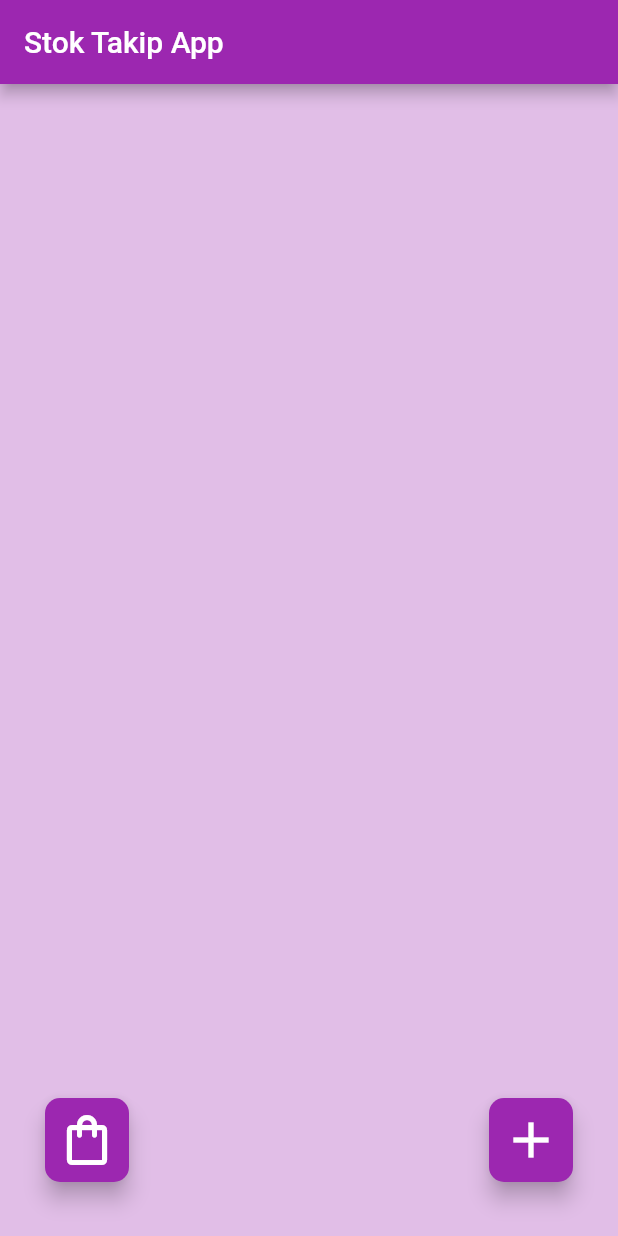
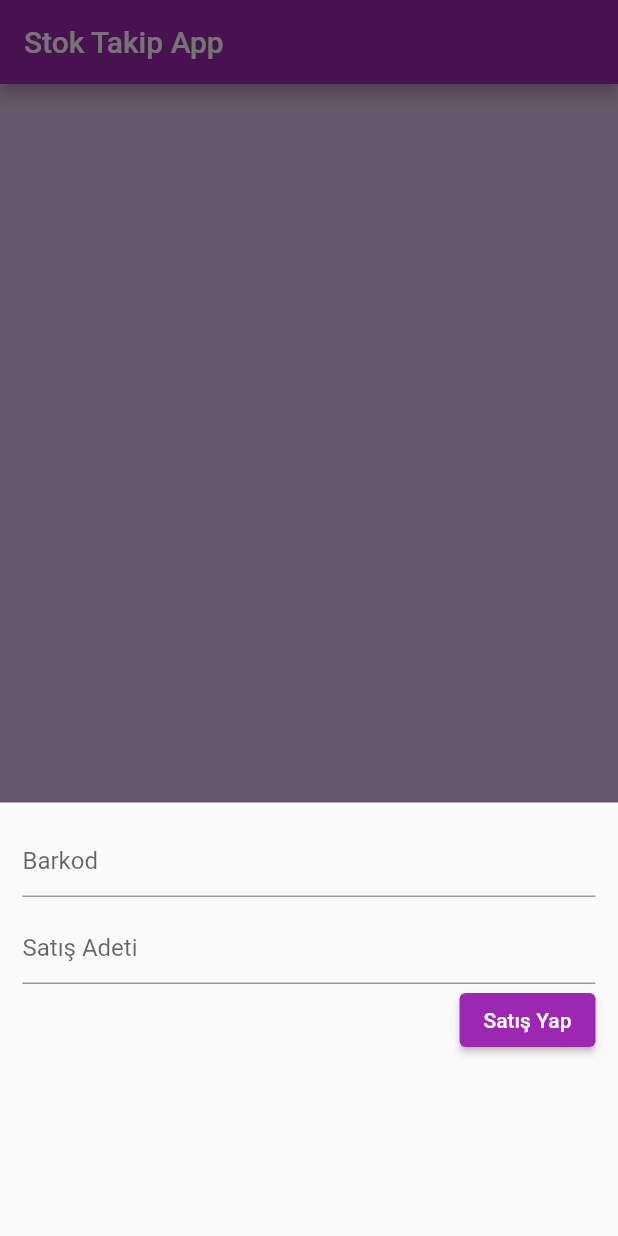
Before and after one commit to CaferPoyrazoglu/flutter_stok_app, a Flutter app: the screen it shows after launch, after a tap on the "shopping bag" icon, on a phone screen of 412 x 824 dp. Run offline on Flutter 3.47's test engine with Material 2 defaults, Android fonts, the light colour scheme and no system bars; our stand-ins replace sqflite; accounts and stored records are empty.

Commit message:
son asama

```diff
--- a/lib/main.dart
+++ b/lib/main.dart
@@ -55,6 +55,7 @@ class _HomePageState extends State<HomePage> {
   final TextEditingController _descriptionController = TextEditingController();
   final TextEditingController _stokController = TextEditingController();
   final TextEditingController _barkodController = TextEditingController();
+  final TextEditingController _adetController = TextEditingController();
 
   // This function will be triggered when the floating button is pressed
   // It will also be triggered when you want to update an item
@@ -141,6 +142,47 @@ class _HomePageState extends State<HomePage> {
             ));
   }
 
+  void _showSatis() async {
+    showModalBottomSheet(
+        context: context,
+        elevation: 5,
+        isScrollControlled: true,
+        builder: (_) => Container(
+              padding: EdgeInsets.only(
+                top: 15,
+                left: 15,
+                right: 15,
+                // this will prevent the soft keyboard from covering the text fields
+                bottom: MediaQuery.of(context).viewInsets.bottom + 120,
+              ),
+              child: Column(
+                mainAxisSize: MainAxisSize.min,
+                crossAxisAlignment: CrossAxisAlignment.end,
+                children: [
+                  TextField(
+                    controller: _barkodController,
+                    decoration: const InputDecoration(hintText: 'Barkod'),
+                  ),
+                  const SizedBox(
+                    height: 10,
+                  ),
+                  TextField(
+                      controller: _adetController,
+                      decoration:
+                          const InputDecoration(hintText: 'Satış Adeti'),
+                      keyboardType: TextInputType.number),
+                  ElevatedButton(
+                    onPressed: () async {
+                      _urunSat(_barkodController.text,
+                          int.parse(_adetController.text));
+                    },
+                    child: const Text('Satış Yap'),
+                  )
+                ],
+              ),
+            ));
+  }
+
 // Insert a new journal to the database
   Future<void> _addItem() async {
     await SQLHelper.createItem(
@@ -160,6 +202,12 @@ class _HomePageState extends State<HomePage> {
         int.parse(_stokController.text),
         _barkodController.text);
     _refreshJournals();
+  }
+
+  Future<void> _urunSat(String barkod, int adet) async {
+    await SQLHelper.satisYap(barkod, adet);
+    _refreshJournals();
+    setState(() {});
   }
 
   // Delete an item
@@ -213,8 +261,7 @@ class _HomePageState extends State<HomePage> {
                               style: const TextStyle(color: Colors.black)),
                         ],
                       ),
-                      Container(
-                        child: SizedBox(
+                      SizedBox(
                         width: 100,
                         child: Row(
                           children: [
@@ -227,13 +274,12 @@ class _HomePageState extends State<HomePage> {
                                   _showForm(_journals[index]['id']),
                             ),
                             IconButton(
-                                icon: const Icon(Icons.delete,
-                                    color: Colors.black),
+                              icon:
+                                  const Icon(Icons.delete, color: Colors.black),
                               onPressed: () =>
                                   _deleteItem(_journals[index]['id']),
                             ),
                           ],
-                          ),
                         ),
                       )
                     ],
@@ -249,8 +295,7 @@ class _HomePageState extends State<HomePage> {
             left: 30,
             bottom: 20,
             child: FloatingActionButton(
-              heroTag: 'back',
-              onPressed: () {/* Do something */},
+              onPressed: () => _showSatis(),
               // ignore: sort_child_properties_last
               child: const Icon(
                 Icons.shopping_bag_outlined,
@@ -265,7 +310,6 @@ class _HomePageState extends State<HomePage> {
             bottom: 20,
             right: 30,
             child: FloatingActionButton(
-              heroTag: 'next',
               onPressed: () => _showForm(null),
               // ignore: sort_child_properties_last
               child: const Icon(
--- a/lib/sql_helper.dart
+++ b/lib/sql_helper.dart
@@ -83,4 +83,29 @@ class SQLHelper {
       debugPrint("Something went wrong when deleting an item: $err");
     }
   }
+
+  static satisYap(String barkod, int adet) async {
+    final db = await SQLHelper.db();
+    int? asilStok;
+    var result;
+
+    // ignore: unused_local_variable
+    var sorgu = await db
+        .query('items', where: "barkod = ?", whereArgs: [barkod]).then((value) {
+      // ignore: avoid_print
+      asilStok = int.parse(value[0].entries.elementAt(3).value.toString());
+      // ignore: avoid_print
+      print(asilStok);
+    });
+
+    final data = {
+      'stok': asilStok! - adet,
+      'barkod': barkod,
+      'createdAt': DateTime.now().toString()
+    };
+
+    result = db.update('items', data, where: "barkod = ?", whereArgs: [barkod]);
+
+    return result;
+  }
 }
```
Lines whose indentation alone changed are shown as unchanged.
